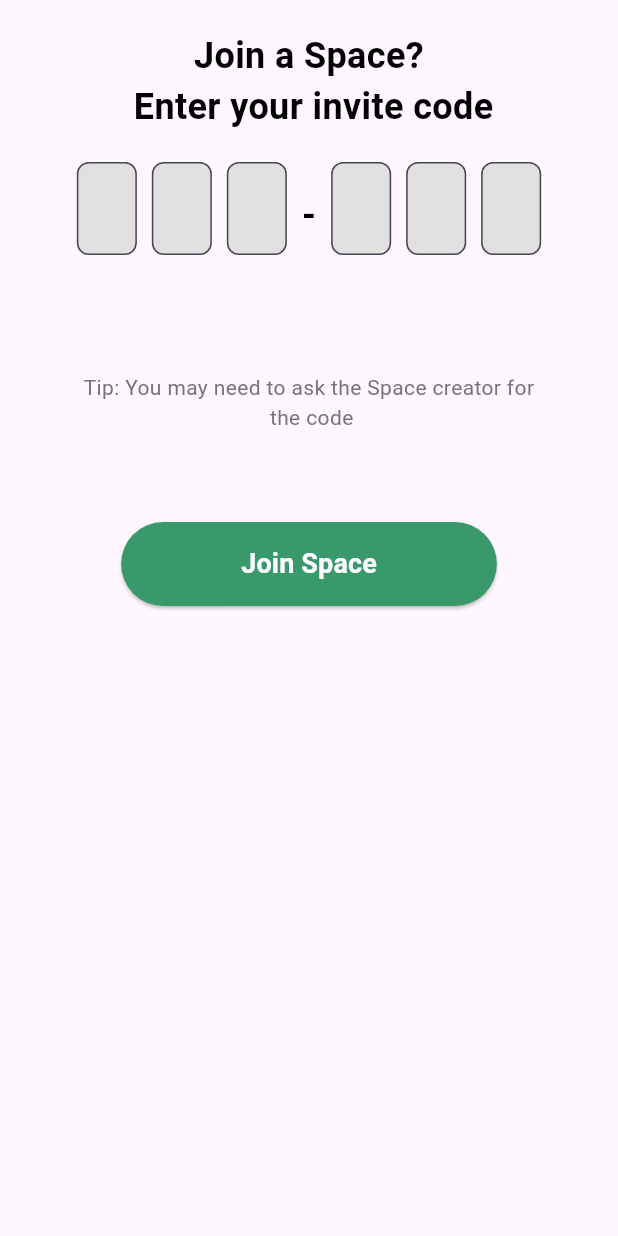
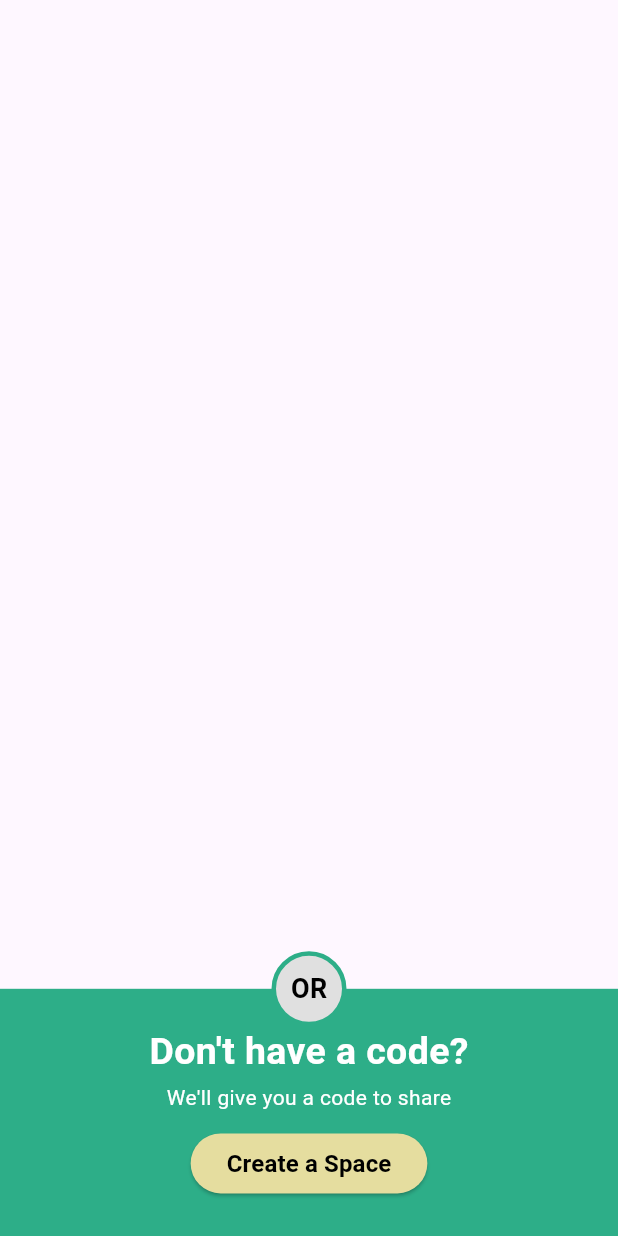
Before and after one commit to jharodiv/Lumen, a Flutter app: the screen it shows after launch, on a phone screen of 412 x 824 dp. Run offline on Flutter 3.47's test engine with Material 3 defaults, Android fonts, the phone set to English and light mode, and no system bars; our stand-ins replace animated_splash_screen, lottie.

Commit message:
Create Space Widget UI

```diff
--- a/frontend/lib/maharani/screens/spaceScreen/spacestartup_screen.dart
+++ b/frontend/lib/maharani/screens/spaceScreen/spacestartup_screen.dart
@@ -1,10 +1,27 @@
 import 'package:flutter/material.dart';
+import 'package:frontend/maharani/widgets/myspaceStartup/createstartup.dart';
+import 'package:frontend/maharani/widgets/myspaceStartup/joinstartup.dart';
 
 class JoinSpaceStartUp extends StatelessWidget {
   const JoinSpaceStartUp({super.key});
 
   @override
   Widget build(BuildContext context) {
-    return const Placeholder();
+    return Scaffold(
+      body: Column(
+        children: [
+          // JoinStartup widget at the top
+          Expanded(
+            flex: 1,
+            child: Joinstartup(),
+          ),
+          // Createstartup widget at the bottom
+          Expanded(
+            flex: 1,
+            child: Createstartup(),
+          ),
+        ],
+      ),
+    );
   }
 }
--- a/frontend/lib/maharani/widgets/myspaceStartup/createstartup.dart
+++ b/frontend/lib/maharani/widgets/myspaceStartup/createstartup.dart
@@ -0,0 +1,86 @@
+import 'package:flutter/material.dart';
+
+class Createstartup extends StatelessWidget {
+  const Createstartup({super.key});
+
+  @override
+  Widget build(BuildContext context) {
+    return Scaffold(
+      body: Stack(
+        children: [
+          Align(
+            alignment: Alignment.bottomCenter,
+            child: Container(
+              width: MediaQuery.of(context).size.width,
+              height: MediaQuery.of(context).size.height * 0.2,
+              color: Color(0xFF2DAE88),
+              child: Column(
+                mainAxisAlignment: MainAxisAlignment.center,
+                crossAxisAlignment: CrossAxisAlignment.center,
+                children: [
+                  Text(
+                    "Don't have a code?",
+                    style: TextStyle(
+                      color: Colors.white,
+                      fontSize: 25.0,
+                      fontWeight: FontWeight.bold,
+                    ),
+                  ),
+                  SizedBox(height: 2.0),
+                  Text(
+                    "We'll give you a code to share",
+                    style: TextStyle(
+                      color: Colors.white,
+                      fontSize: 14.0,
+                      fontWeight: FontWeight.normal,
+                    ),
+                  ),
+                  SizedBox(
+                    height: 10,
+                  ),
+                  ElevatedButton(
+                      onPressed: () {},
+                      style: ElevatedButton.styleFrom(
+                        backgroundColor: Color(0xFFE5DD9F),
+                        foregroundColor: Colors.black,
+                      ),
+                      child: Text(
+                        'Create a Space',
+                        style: TextStyle(
+                            fontSize: 16.0, fontWeight: FontWeight.bold),
+                      ))
+                ],
+              ),
+            ),
+          ),
+          Positioned(
+            bottom: MediaQuery.of(context).size.height * 0.2 - 25,
+            left: MediaQuery.of(context).size.width / 2 - 25,
+            child: Container(
+              width: 50.0,
+              height: 50.0,
+              decoration: BoxDecoration(
+                color: Colors.grey[300],
+                shape: BoxShape.circle,
+                border: Border.all(
+                  color: Color(0xFF2DAE88),
+                  width: 3.0,
+                ),
+              ),
+              child: Center(
+                child: Text(
+                  'OR',
+                  style: TextStyle(
+                    color: Colors.black,
+                    fontSize: 18.0,
+                    fontWeight: FontWeight.bold,
+                  ),
+                ),
+              ),
+            ),
+          ),
+        ],
+      ),
+    );
+  }
+}
--- a/frontend/lib/main.dart
+++ b/frontend/lib/main.dart
@@ -1,11 +1,10 @@
 import 'package:flutter/material.dart';
-import 'package:frontend/maharani/screens/splashscreen.dart';
-import 'package:frontend/maharani/widgets/myspaceStartup/joinstartup.dart';
-//import 'package:frontend/maharani/screens/authScreens/signup_screen.dart';
+//import 'package:frontend/maharani/screens/splashscreen.dart';
+import 'package:frontend/maharani/widgets/myspaceStartup/createstartup.dart';
 
 void main() {
   runApp(MaterialApp(
     debugShowCheckedModeBanner: false,
-    home: Joinstartup(),
+    home: Createstartup(),
   ));
 }
```
